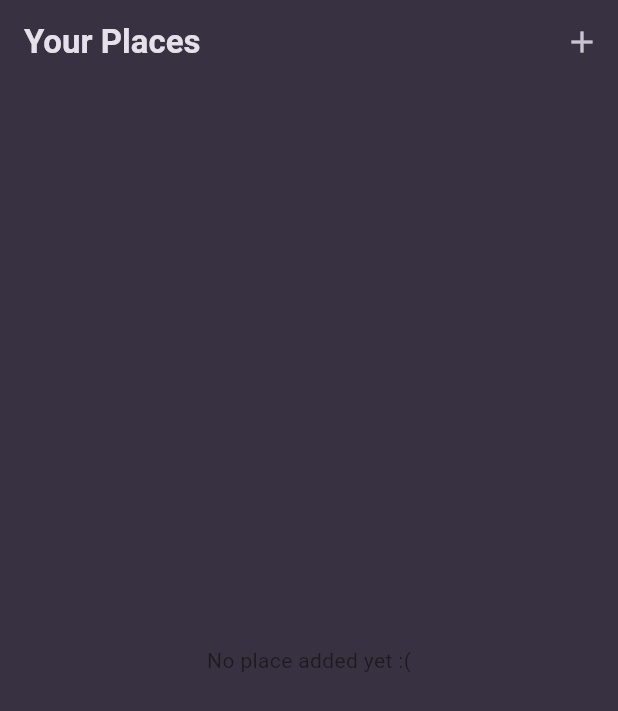
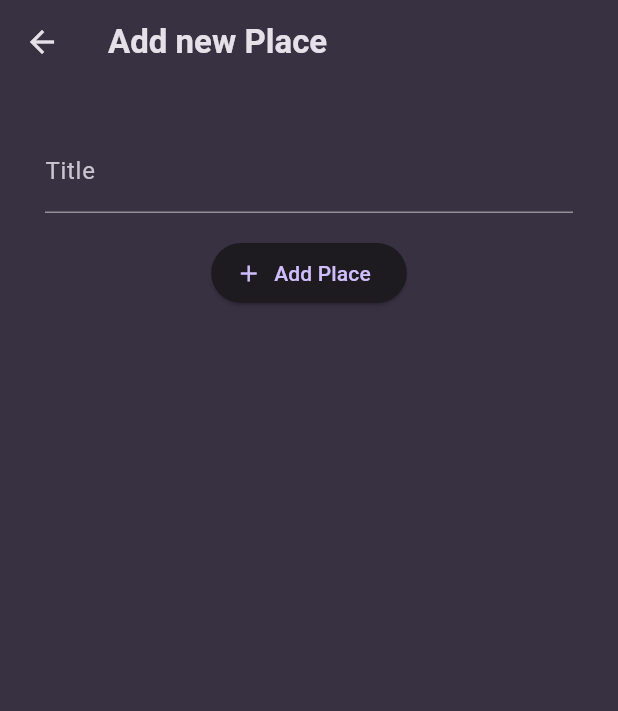
Before and after one commit to TeeWrath/favorite-places, a Flutter app: the screen it shows after launch, after a tap on the "add" icon, on a phone screen of 412 x 824 dp. Shown: the top 711 px of the screen. Run offline on Flutter 3.47's test engine with Material 3 defaults, Android fonts, the phone set to English and light mode, and no system bars; our stand-ins replace google_fonts.

Commit message:
feat: add place screen

```diff
--- a/lib/main.dart
+++ b/lib/main.dart
@@ -1,3 +1,4 @@
+import 'package:favorite_places/screens/add_place.dart';
 import 'package:favorite_places/screens/places.dart';
 import 'package:flutter/material.dart';
 
--- /dev/null
+++ b/lib/screens/add_place.dart
@@ -0,0 +1,39 @@
+import 'package:flutter/material.dart';
+
+class AddPlaceScreen extends StatefulWidget {
+  const AddPlaceScreen({super.key});
+
+  @override
+  State<StatefulWidget> createState() => _AddPlaceScreenState();
+}
+
+class _AddPlaceScreenState extends State<AddPlaceScreen> {
+  final _titleController = TextEditingController();
+  @override
+  Widget build(BuildContext context) {
+    return Scaffold(
+      appBar: AppBar(
+        title: const Text('Add new Place'),
+      ),
+      body: SingleChildScrollView(
+        padding: const EdgeInsets.all(30),
+        child: Column(
+          children: [
+            TextField(
+              decoration: const InputDecoration(
+                  labelText: 'Title'),
+              controller: _titleController,
+            ),
+            const SizedBox(
+              height: 16,
+            ),
+            ElevatedButton.icon(
+                onPressed: () {},
+                icon: const Icon(Icons.add),
+                label: const Text('Add Place'))
+          ],
+        ),
+      ),
+    );
+  }
+}
--- a/lib/screens/places.dart
+++ b/lib/screens/places.dart
@@ -1,3 +1,4 @@
+import 'package:favorite_places/screens/add_place.dart';
 import 'package:favorite_places/widgets/places_list.dart';
 import 'package:flutter/material.dart';
 
@@ -9,7 +10,15 @@ class PlacesScreen extends StatelessWidget {
     return Scaffold(
       appBar: AppBar(
         title: const Text('Your Places'),
-        actions: [IconButton(onPressed: () {}, icon: const Icon(Icons.add))],
+        actions: [
+          IconButton(
+              onPressed: () {
+                Navigator.of(context).push(
+                  MaterialPageRoute(builder: (ctx) => const AddPlaceScreen()),
+                );
+              },
+              icon: const Icon(Icons.add))
+        ],
       ),
       body: const PlaceList(places: []),
     );
--- a/lib/widgets/places_list.dart
+++ b/lib/widgets/places_list.dart
@@ -8,8 +8,12 @@ class PlaceList extends StatelessWidget {
   @override
   Widget build(BuildContext context) {
     if (places.isEmpty) {
-      return const Center(
-        child: Text('No place added yet :('),
+      return Center(
+        child: Text('No place added yet :(',
+                style: Theme.of(context)
+                    .textTheme
+                    .titleMedium!
+                    .copyWith(color: Theme.of(context).colorScheme.onSurface),),
       );
     }
 
```
